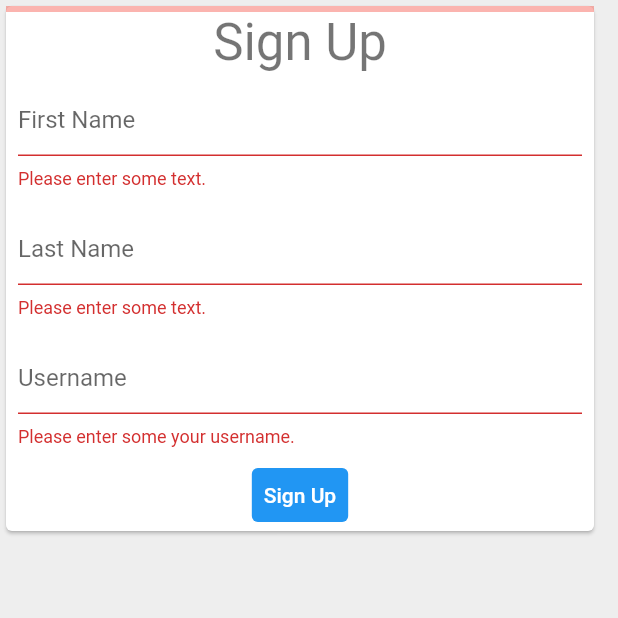
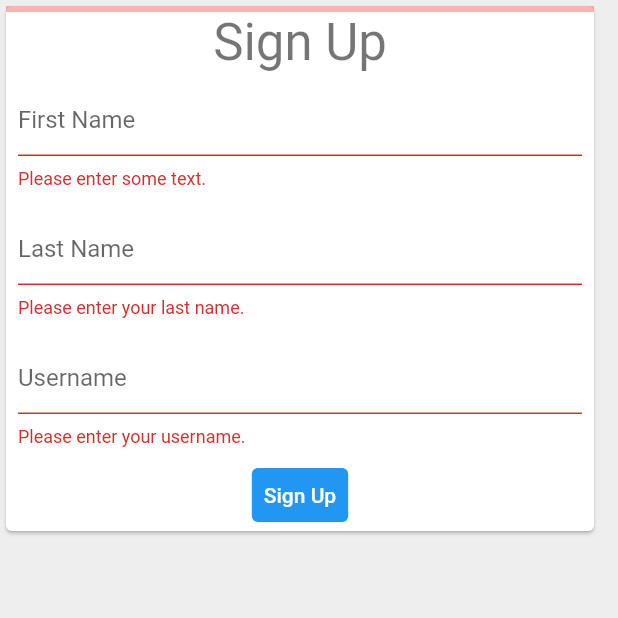
Before and after one commit to ruiyotabby/signin_example, a Flutter app: the screen it shows after launch, after a tap on "Sign Up", on a phone screen of 412 x 824 dp, the top half of it. Run offline on Flutter 3.47's test engine with Material 2 defaults, Android fonts, the phone set to English and light mode, and no system bars.

Commit message:
validating last name
Signed-off-by: Ruiyot Abby <ruiyotabby@gmail.com>

```diff
--- a/lib/main.dart
+++ b/lib/main.dart
@@ -113,7 +113,7 @@ class _SignUpFormState extends State<SignUpForm> {
             child: TextFormField(
               validator: (value) {
                 if (value == null || value.isEmpty) {
-                  return 'Please enter some text.';
+                  return 'Please enter your last name.';
                 }
                 return null;
               },
@@ -126,7 +126,7 @@ class _SignUpFormState extends State<SignUpForm> {
             child: TextFormField(
               validator: (value) {
                 if (value == null || value.isEmpty) {
-                  return 'Please enter some your username.';
+                  return 'Please enter your username.';
                 }
                 return null;
               },
```
